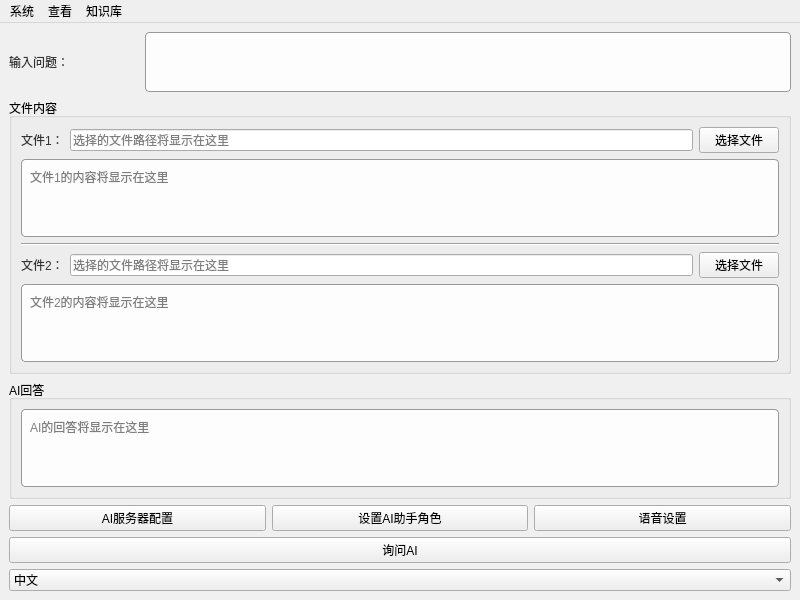
zhaoliangcn/freeAIAssist, file ui/mainwindow.ui: the form before one commit.
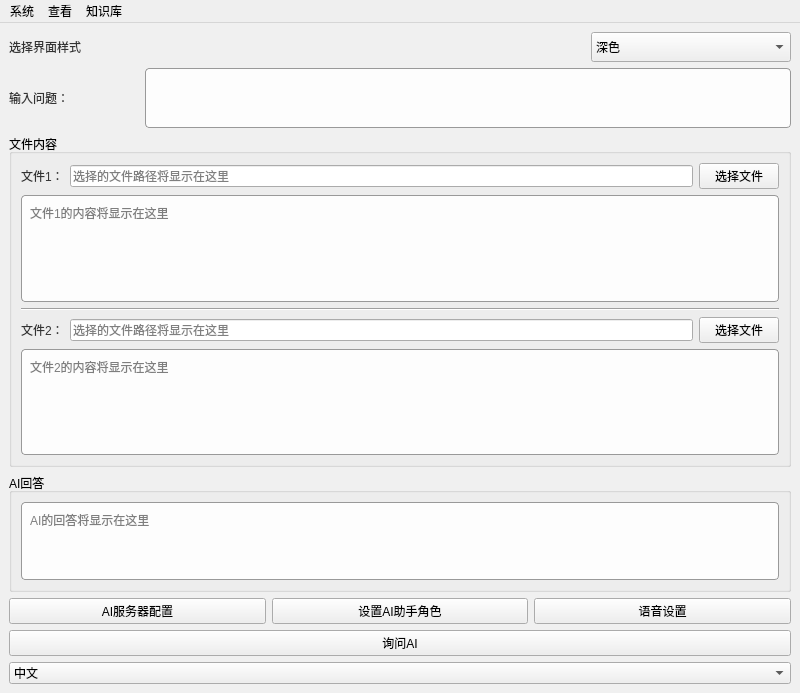
The form after the commit. Icons and pictures are not drawn.

Diff of the .ui file:
```diff
--- a/ui/mainwindow.ui
+++ b/ui/mainwindow.ui
@@ -7,7 +7,7 @@
     <x>0</x>
     <y>0</y>
     <width>800</width>
-    <height>600</height>
+    <height>693</height>
    </rect>
   </property>
   <property name="windowTitle">
@@ -33,6 +33,60 @@
   </property>
   <widget class="QWidget" name="centralWidget">
    <layout class="QVBoxLayout" name="verticalLayout">
+    <item>
+     <layout class="QHBoxLayout" name="horizontalLayout_4">
+      <item>
+       <widget class="QLabel" name="label_3">
+        <property name="text">
+         <string>选择界面样式</string>
+        </property>
+       </widget>
+      </item>
+      <item>
+       <widget class="QComboBox" name="styleSelector">
+        <property name="sizePolicy">
+         <sizepolicy hsizetype="Fixed" vsizetype="Fixed">
+          <horstretch>0</horstretch>
+          <verstretch>0</verstretch>
+         </sizepolicy>
+        </property>
+        <property name="minimumSize">
+         <size>
+          <width>150</width>
+          <height>30</height>
+         </size>
+        </property>
+        <property name="maximumSize">
+         <size>
+          <width>200</width>
+          <height>30</height>
+         </size>
+        </property>
+        <property name="currentText">
+         <string>深色</string>
+        </property>
+        <property name="currentIndex">
+         <number>0</number>
+        </property>
+        <item>
+         <property name="text">
+          <string>深色</string>
+         </property>
+        </item>
+        <item>
+         <property name="text">
+          <string>默认</string>
+         </property>
+        </item>
+        <item>
+         <property name="text">
+          <string>自定义</string>
+         </property>
+        </item>
+       </widget>
+      </item>
+     </layout>
+    </item>
     <item>
      <layout class="QHBoxLayout" name="horizontalLayout_2">
       <item>
@@ -271,14 +325,6 @@
     </item>
     <item>
       <widget class="QComboBox" name="languageSelector">
-   <property name="geometry">
-    <rect>
-     <x>650</x>
-     <y>10</y>
-     <width>120</width>
-     <height>30</height>
-    </rect>
-   </property>
    <item>
     <property name="text">
      <string>中文</string>
```
Left out of the diff: 2 changed lines with no effect on the pictures. Lines whose indentation alone changed are shown as unchanged.
